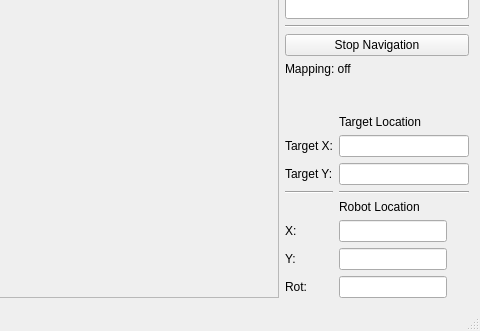
This is mainwindow.ui in imattyk/RMR_kobuki as Qt 5 draws it before an edit; both pictures show x 332 to 812 and y 296 to 627 of the 812 by 627 pixel window. The edited form follows.
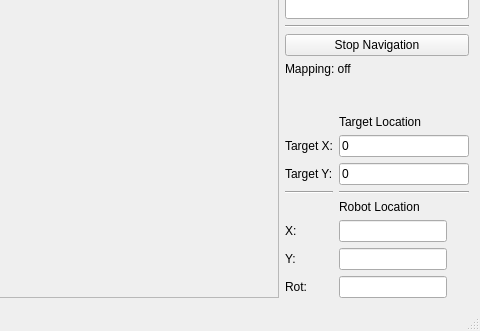
This is the edited form.

The edit to the form file:
```diff
--- a/mainwindow.ui
+++ b/mainwindow.ui
@@ -330,7 +330,11 @@
          </widget>
         </item>
         <item row="2" column="1">
-         <widget class="QLineEdit" name="lineEdit_6"/>
+         <widget class="QLineEdit" name="lineEdit_6">
+          <property name="text">
+           <string>0</string>
+          </property>
+         </widget>
         </item>
         <item row="2" column="0">
          <widget class="QLabel" name="label_5">
@@ -400,7 +404,11 @@
          </widget>
         </item>
         <item row="1" column="1">
-         <widget class="QLineEdit" name="lineEdit_5"/>
+         <widget class="QLineEdit" name="lineEdit_5">
+          <property name="text">
+           <string>0</string>
+          </property>
+         </widget>
         </item>
         <item row="0" column="1">
          <widget class="QLabel" name="label_9">
```
